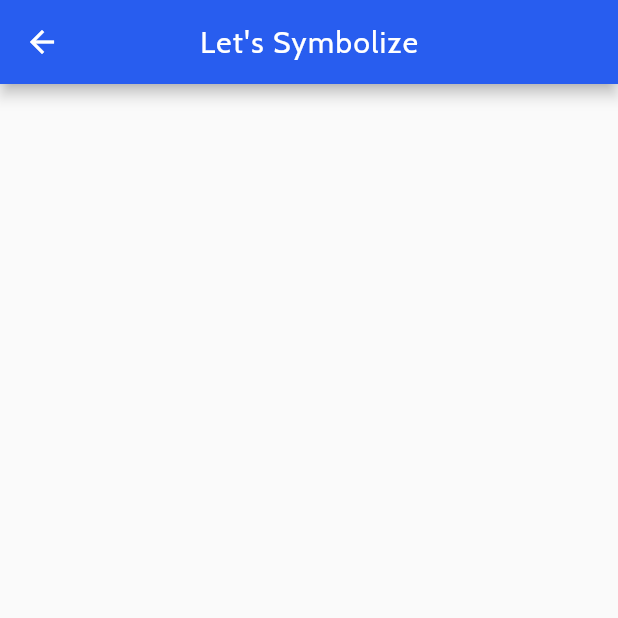
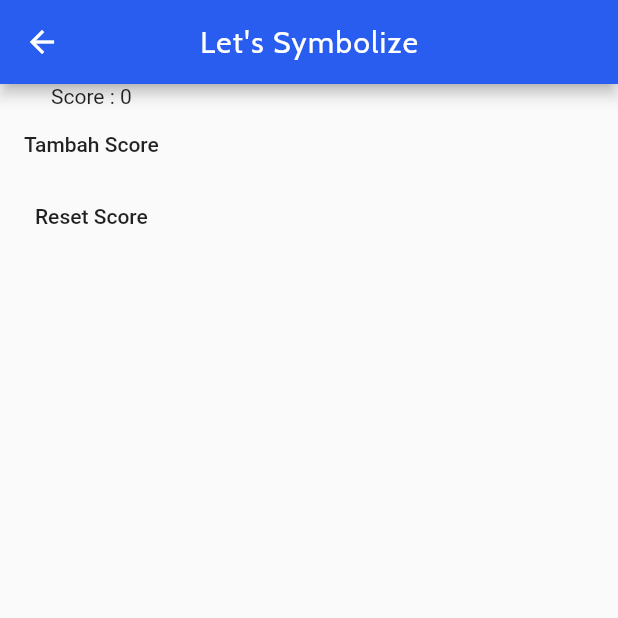
Before and after one commit to utrodus/flutter-phonetic-app, a Flutter app: the Exercise screen opened by its route, after a tap on "Let's Symbolize", on a phone screen of 412 x 824 dp, the top half of it. Run offline on Flutter 3.47's test engine with Material 2 defaults, Android fonts, the phone set to English and light mode, and no system bars; our stand-ins replace audioplayers, expandable.

Commit message:
Add quiz state, quiz page and soalsymbol

```diff
--- a/lib/main.dart
+++ b/lib/main.dart
@@ -2,6 +2,7 @@ import 'package:flutter/material.dart';
 import 'package:flutter/services.dart';
 import 'package:phono/router/router.dart';
 import 'package:phono/screen/pages/mainmenu/screen.dart';
+import 'package:phono/screen/pages/state/quiz.dart';
 import 'package:phono/screen/pages/state/symbol.dart';
 import 'package:provider/provider.dart';
 
@@ -25,6 +26,7 @@ class MyApp extends StatelessWidget {
         initialRoute: mainRoute,
       ),
       providers: <SingleChildCloneableWidget>[
+        ChangeNotifierProvider<Quiz>(create: (_) => Quiz()),
         ChangeNotifierProvider<Simbol>(create: (_) => Simbol()),
       ],
     );
--- a/lib/screen/pages/exercise/screen.dart
+++ b/lib/screen/pages/exercise/screen.dart
@@ -1,8 +1,12 @@
 import 'package:flutter/material.dart';
 import 'package:phono/constant/constantroute.dart';
+import 'package:phono/function/shuffle.dart';
+import 'package:phono/screen/pages/exercise/symbolize/soal_jawaban.dart';
+import 'package:phono/screen/pages/state/quiz.dart';
 import 'package:phono/screen/style/palete.dart';
 import 'package:phono/screen/widgets/appbar.dart';
 import 'package:phono/screen/widgets/buttonExcercise.dart';
+import 'package:provider/provider.dart';
 import '../../style/config.dart';
 import '../../style/palete.dart';
 
@@ -62,6 +66,8 @@ class Exercise extends StatelessWidget {
                 paddingTitle: SizeConfig.vertical * 2,
                 width: SizeConfig.horizontal * 3,
                 onTap: () {
+                  List hasilshuffle = Shuflle(soalSymbol);
+                  Provider.of<Quiz>(context).setShuffle(hasilshuffle);
                   Navigator.pushNamed(context, symbolize);
                 }),
           ),
--- a/lib/screen/pages/exercise/symbolize/screen.dart
+++ b/lib/screen/pages/exercise/symbolize/screen.dart
@@ -1,14 +1,34 @@
 import 'package:flutter/material.dart';
+import 'package:phono/screen/pages/state/quiz.dart';
 import 'package:phono/screen/widgets/appbar.dart';
+import 'package:provider/provider.dart';
 
 class Symbolize extends StatelessWidget {
   const Symbolize({Key key}) : super(key: key);
 
   @override
   Widget build(BuildContext context) {
+    //  List currentShuffle = Provider.of<Quiz>(context).getCurrentShuffle;
+    var quiz = Provider.of<Quiz>(context);
     return Scaffold(
       appBar: appBar(context, judul: "Let's Symbolize"),
-
+      body: Column(
+       children: <Widget>[
+         Text("Score : ${quiz.getCurrentScore}"),
+         FlatButton(
+           child: Text("Tambah Score"),
+           onPressed: (){
+             quiz.addScore();
+           },
+         ),
+         FlatButton(
+           child: Text("Reset Score"),
+           onPressed: (){
+             quiz.resetScore();
+           },
+         ),
+       ],
+      ),
     );
   }
 }
--- /dev/null
+++ b/lib/screen/pages/state/quiz.dart
@@ -0,0 +1,23 @@
+import 'package:flutter/material.dart';
+
+class Quiz with ChangeNotifier {
+  List _shuffle;
+  int _score = 0;
+  List get getCurrentShuffle => _shuffle;
+  int get getCurrentScore => _score;
+
+  void setShuffle(List shuffle) {
+    _shuffle = (shuffle);
+    notifyListeners();
+  }
+
+  addScore() {
+    _score++;
+    notifyListeners();
+  }
+
+  resetScore(){
+    _score = 0;
+    notifyListeners();
+  }
+}
```
Also changed, not shown: lib/screen/pages/exercise/symbolize/soal_jawaban.dart (added, +22 -0 lines).
